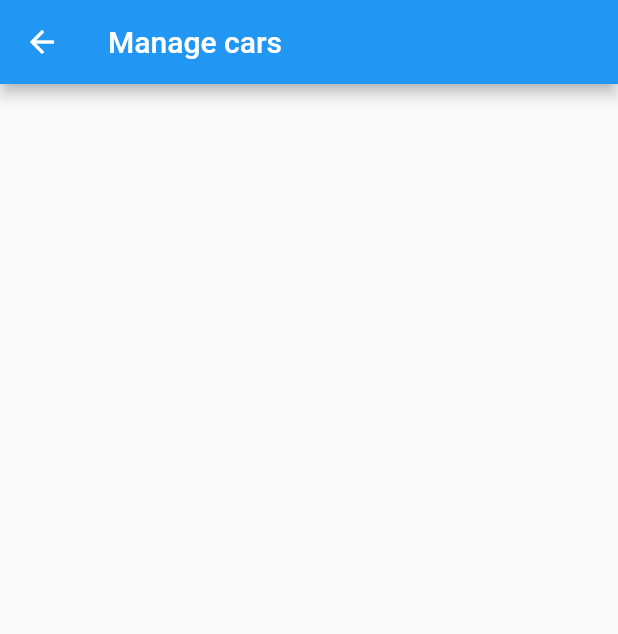
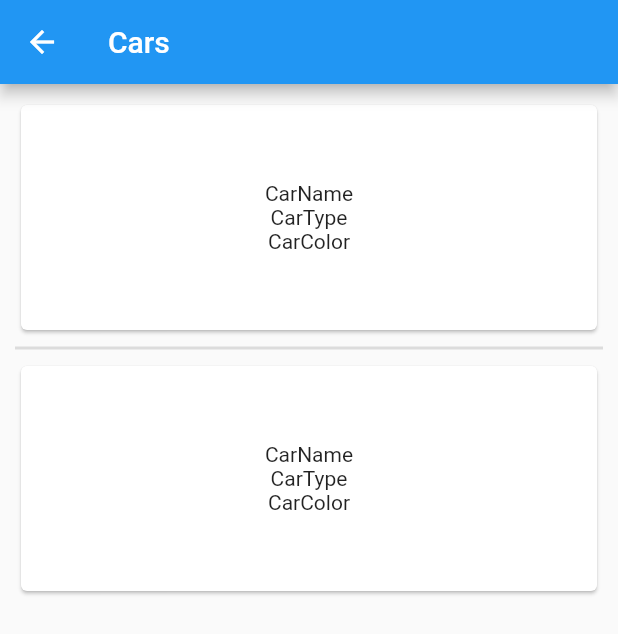
Before and after one commit to RafVanhoegaerden-s128965/IntroMobile, a Flutter app: the SettingsPage screen opened directly, after a tap on "Manage cars", on a phone screen of 412 x 824 dp. Shown: the top 634 px of the screen. Run offline on Flutter 3.47's test engine with Material 2 defaults, Android fonts, the phone set to English and light mode, and no system bars; our stand-ins replace cloud_firestore, firebase_core, flutter_map, geolocator, latlong2; accounts and stored records are empty.

Commit message:
Added car_model + car_page_view (Unfinished)

```diff
--- a/parq_app/lib/main.dart
+++ b/parq_app/lib/main.dart
@@ -46,6 +46,8 @@ class _HomePageState extends State<HomePage> {
   void initState() {
     super.initState();
     //_getValues();
+
+    //BottomNavBar set routing list
     _routingOptions = [
       const TicketPage(),
       const MapPage(),
@@ -53,7 +55,7 @@ class _HomePageState extends State<HomePage> {
     ];
   }
 
-  //Routing list + Index
+  //BottomNavBar Routing list + Index
   int _currentIndex = 1;
   List<Widget> _routingOptions = [];
 
--- /dev/null
+++ b/parq_app/lib/models/car_model.dart
@@ -0,0 +1,15 @@
+class Car {
+  String name;
+  String type;
+  String color;
+
+  Car({required this.name, required this.type, required this.color});
+
+  Map<String, dynamic> toMap() {
+    return {'name': name, 'type': type, 'color': color};
+  }
+
+  factory Car.fromMap(Map<Object?, dynamic> map) {
+    return Car(name: map['name'], type: map['type'], color: map['color']);
+  }
+}
--- a/parq_app/lib/views/cars_view.dart
+++ b/parq_app/lib/views/cars_view.dart
@@ -1,25 +1,65 @@
 import 'package:flutter/material.dart';
-import 'package:flutter/src/widgets/framework.dart';
-import 'package:flutter/src/widgets/placeholder.dart';
 
-class CarsView extends StatefulWidget {
-  const CarsView({super.key});
+class CarPage extends StatefulWidget {
+  final String? userId;
+  const CarPage({super.key, this.userId});
 
   @override
-  State<CarsView> createState() => _CarsViewState();
+  State<CarPage> createState() => _CarPageState();
 }
 
-class _CarsViewState extends State<CarsView> {
+//BottomNavBar verdwijnt bij deze pagina
+class _CarPageState extends State<CarPage> {
   @override
   Widget build(BuildContext context) {
     return Scaffold(
       appBar: AppBar(
-        title: const Text('Manage cars'),
+        title: const Text(
+          'Cars',
+        ),
         leading: IconButton(
           onPressed: () => Navigator.of(context).pop(),
           icon: const Icon(Icons.arrow_back),
         ),
       ),
+      body: Padding(
+        padding: const EdgeInsets.all(10.0),
+        child: Column(
+          children: <Widget>[
+            //TODO: change car-variables
+            Card(
+              child: SizedBox(
+                  height: 150,
+                  width: 400,
+                  child: Column(
+                    mainAxisAlignment: MainAxisAlignment.center,
+                    children: [
+                      Text('CarName'),
+                      Text('CarType'),
+                      Text('CarColor')
+                    ],
+                  )),
+            ),
+            const Divider(
+              thickness: 2,
+            ),
+            //TODO: change car-variables
+            Card(
+              child: SizedBox(
+                  height: 150,
+                  width: 400,
+                  child: Column(
+                    mainAxisAlignment: MainAxisAlignment.center,
+                    children: [
+                      Text('CarName'),
+                      Text('CarType'),
+                      Text('CarColor')
+                    ],
+                  )),
+            ),
+          ],
+        ),
+      ),
     );
   }
 }
--- a/parq_app/lib/views/settings_view.dart
+++ b/parq_app/lib/views/settings_view.dart
@@ -126,7 +126,7 @@ class _SettingsPageState extends State<SettingsPage> {
                 // Navigeer naar een andere pagina
                 Navigator.of(context).push(
                   MaterialPageRoute(
-                    builder: (context) => const CarsView(),
+                    builder: (context) => const CarPage(),
                   ),
                 );
               },
```
